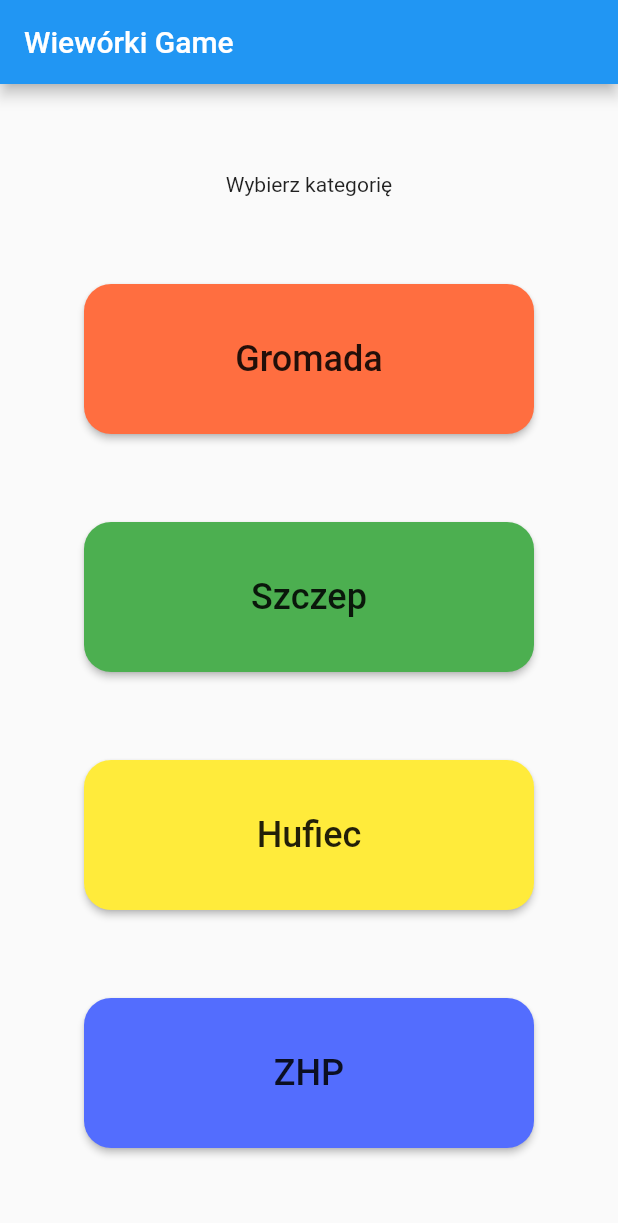
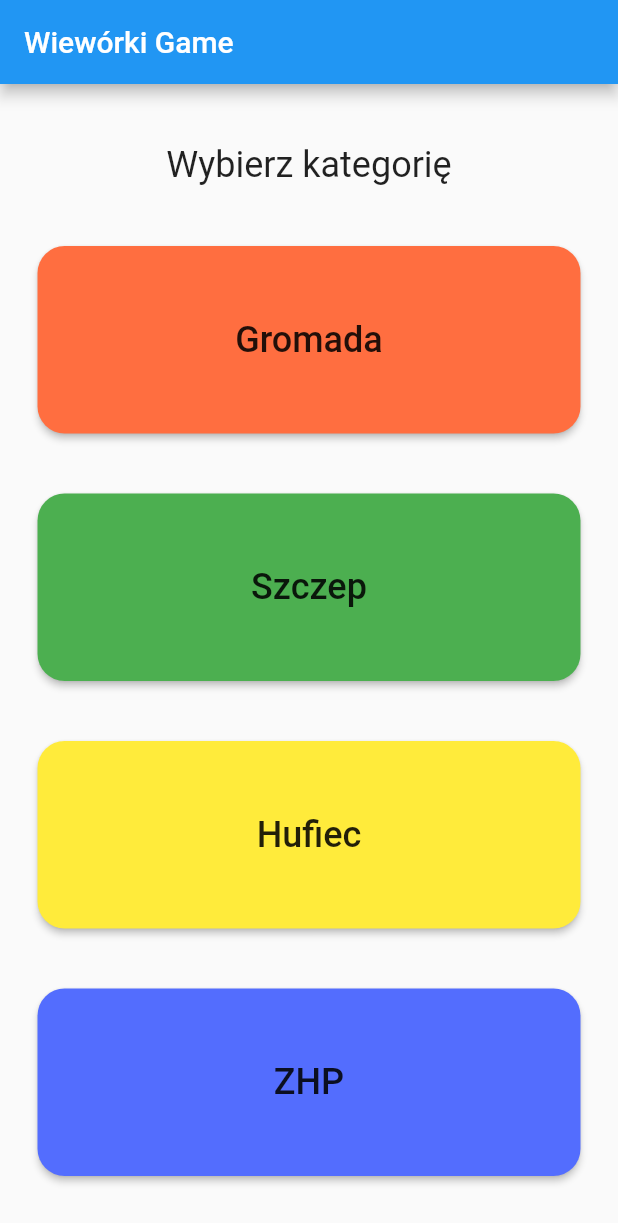
Before and after one commit to Karw0s/wieworki-app, a Flutter app: the screen it shows after launch, on a phone screen of 412 x 824 dp. Shown: the top 1223 px of the screen. Run offline on Flutter 3.47's test engine with Material 2 defaults, Android fonts, the phone set to English and light mode, and no system bars.

Commit message:
Change sizes of buttons for screens

```diff
--- a/lib/views/Categories.dart
+++ b/lib/views/Categories.dart
@@ -5,18 +5,25 @@
 class Categories extends StatelessWidget {
   @override
   Widget build(BuildContext context) {
+    var screenWidth = MediaQuery.of(context).size.width;
+    var buttonWidth = screenWidth - 50;
+    var buttonHeight = 125.0;
+
     return Center(
       child: Column(
         mainAxisAlignment: MainAxisAlignment.spaceEvenly,
         children: [
-          Text("Wybierz kategorię"),
-
+          Text(
+            "Wybierz kategorię",
+            textAlign: TextAlign.center,
+            style: TextStyle(fontSize: 24),
+          ),
           MaterialButton(
             shape:
                 RoundedRectangleBorder(borderRadius: BorderRadius.circular(18)),
             color: Colors.deepOrangeAccent,
-            minWidth: 300,
-            height: 100,
+            minWidth: buttonWidth,
+            height: buttonHeight,
             onPressed: () {
               Navigator.push(
                   context,
@@ -52,8 +59,8 @@
               textAlign: TextAlign.center,
             ),
             color: Colors.green,
-            minWidth: 300,
-            height: 100,
+            minWidth: buttonWidth,
+            height: buttonHeight,
           ),
           MaterialButton(
             shape:
@@ -73,8 +80,8 @@
               textAlign: TextAlign.center,
             ),
             color: Colors.yellow,
-            minWidth: 300,
-            height: 100,
+            minWidth: buttonWidth,
+            height: buttonHeight,
           ),
           MaterialButton(
             shape: RoundedRectangleBorder(
@@ -95,8 +102,8 @@
               textAlign: TextAlign.center,
             ),
             color: Colors.indigoAccent,
-            minWidth: 300,
-            height: 100,
+            minWidth: buttonWidth,
+            height: buttonHeight,
           ),
         ],
       ),
```
Also changed, not shown: lib/views/CategoriesLarge.dart (+18 -102 lines), lib/views/QuestionOrTask.dart (+20 -7 lines).
